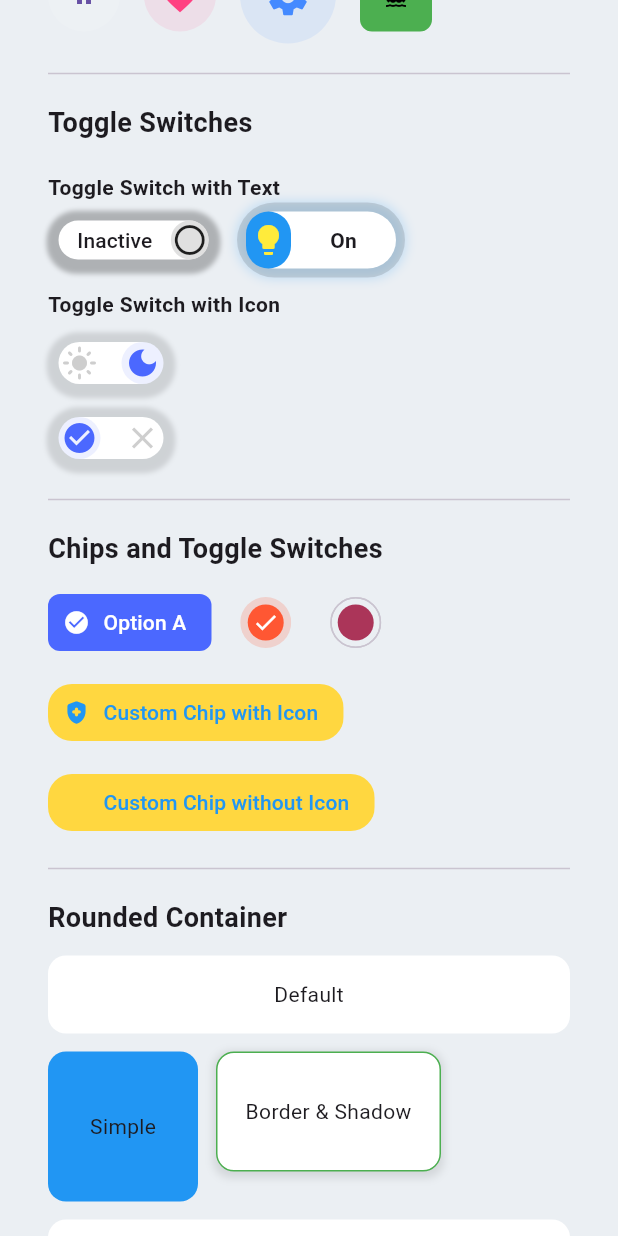
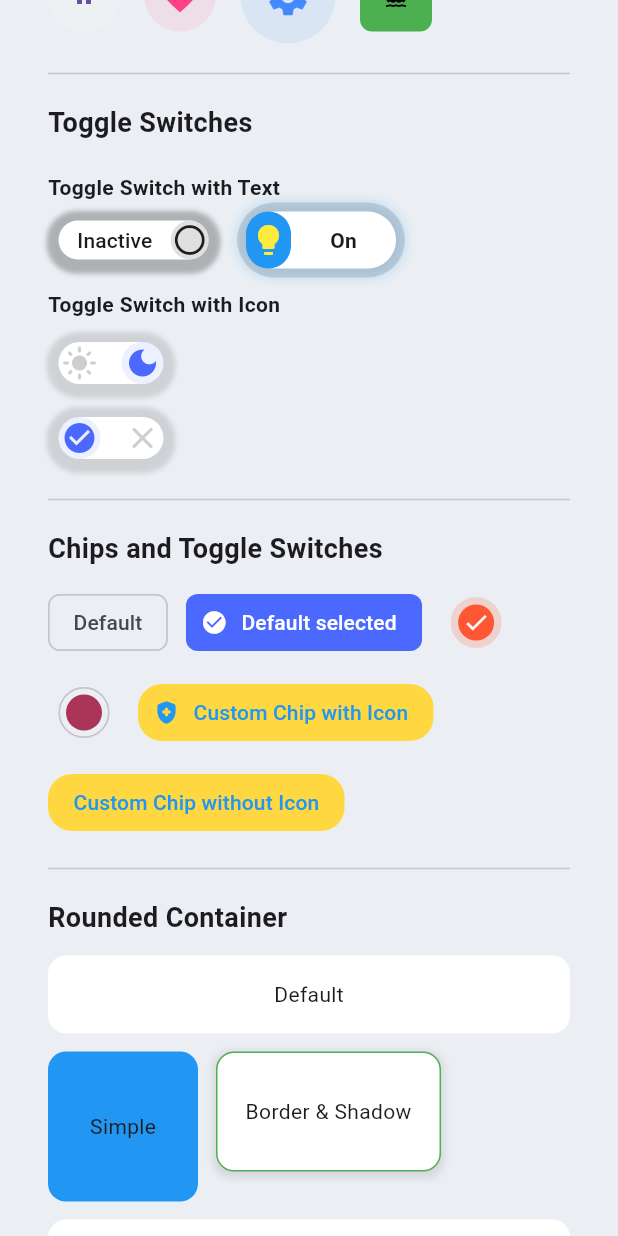
Before and after one commit to brytemorio/coding_with_t_utils, a Flutter app: the screen it shows after launch, scrolled down 1728 dp, on a phone screen of 412 x 824 dp. Run offline on Flutter 3.47's test engine with Material 3 defaults, Android fonts, the phone set to English and light mode, and no system bars; drawn by our look-alikes of animated_toggle_switch; our stand-ins replace cached_network_image, connectivity_plus, country_code_picker, data_table_2, device_info_plus, dropdown_search and 5 more; missing offline and left inert: flutter_quill.

Commit message:
Appbar, Header, and TTextEditor Modified, TChoiceChip empty icon taking space fixed,

```diff
--- a/example/lib/chips_toggles/chips.dart
+++ b/example/lib/chips_toggles/chips.dart
@@ -11,7 +11,14 @@ class TChipsExample extends StatelessWidget {
       runSpacing: 12,
       children: [
         TChoiceChip(
-          text: "Option A",
+          text: "Default",
+          selected: false,
+          onSelected: (isSelected) {
+            // Handle selection
+          },
+        ),
+        TChoiceChip(
+          text: "Default selected",
           selected: true,
           onSelected: (isSelected) {
             // Handle selection
--- a/lib/common/widgets/chips/choice_chip.dart
+++ b/lib/common/widgets/chips/choice_chip.dart
@@ -45,9 +45,8 @@ class TChoiceChip extends StatelessWidget {
   @override
   Widget build(BuildContext context) {
     final labelTextStyle = TextStyle(
-        color: selected
-            ? selectedTextColor ?? TColors().white
-            : unselectedTextColor);
+      color: selected ? selectedTextColor ?? TColors().white : unselectedTextColor,
+    );
 
     return Theme(
       data: Theme.of(context).copyWith(canvasColor: Colors.transparent),
@@ -59,29 +58,22 @@ class TChoiceChip extends StatelessWidget {
                     height: 24,
                     circular: true,
                     padding: EdgeInsets.all(0),
-                    backgroundColor: backgroundColor ??
-                        THelperFunctions.restoreColorFromValue(text),
-                    child: (selected
-                        ? customCheckmarkIcon ??
-                            Icon(Icons.check, color: Colors.white)
-                        : SizedBox.shrink()),
+                    backgroundColor: backgroundColor ?? THelperFunctions.restoreColorFromValue(text),
+                    child: (selected ? customCheckmarkIcon ?? Icon(Icons.check, color: Colors.white) : SizedBox.shrink()),
                   )
                 : TContainer(
                     width: 24,
                     height: 24,
                     circular: true,
-                    backgroundColor: backgroundColor ??
-                        THelperFunctions.restoreColorFromValue(text),
+                    backgroundColor: backgroundColor ?? THelperFunctions.restoreColorFromValue(text),
                   )
             : selected
                 ? showCheckmark
-                    ? customCheckmarkIcon ??
-                        Icon(Icons.check_circle, color: Colors.white)
-                    : SizedBox.shrink()
-                : SizedBox.shrink(),
+                    ? customCheckmarkIcon ?? Icon(Icons.check_circle, color: Colors.white)
+                    : null
+                : null,
         showCheckmark: false,
-        chipAnimationStyle: ChipAnimationStyle(
-            enableAnimation: AnimationStyle(curve: ElasticInCurve())),
+        chipAnimationStyle: ChipAnimationStyle(enableAnimation: AnimationStyle(curve: ElasticInCurve())),
         selected: selected,
         onSelected: onSelected,
         labelStyle: labelTextStyle,
@@ -89,10 +81,8 @@ class TChoiceChip extends StatelessWidget {
         padding: isColorAttribute ? const EdgeInsets.all(0) : null,
         labelPadding: isColorAttribute ? const EdgeInsets.all(0) : null,
         shape: borderShape ?? (isColorAttribute ? const CircleBorder() : null),
-        selectedColor: (isColorAttribute
-            ? THelperFunctions.restoreColorFromValue(text)
-                .withValues(alpha: 0.2)
-            : backgroundColor ?? TColors().primary),
+        selectedColor:
+            (isColorAttribute ? THelperFunctions.restoreColorFromValue(text).withValues(alpha: 0.2) : backgroundColor ?? TColors().primary),
       ),
     );
   }
--- a/lib/common/widgets/icons/table_action_icon_buttons.dart
+++ b/lib/common/widgets/icons/table_action_icon_buttons.dart
@@ -1,6 +1,7 @@
 import 'package:flutter/material.dart';
 import 'package:iconsax/iconsax.dart';
 import 'package:t_utils/common/widgets/exports.dart';
+import 'package:t_utils/t_utils.dart';
 
 class TTableActionButtons extends StatelessWidget {
   /// Widget for displaying action buttons for table rows
@@ -47,6 +48,7 @@ class TTableActionButtons extends StatelessWidget {
   @override
   Widget build(BuildContext context) {
     return Row(
+      spacing: TSizes().sm,
       children: [
         if (view)
           _buildIconButton(
--- a/lib/utils/constants/sizes.dart
+++ b/lib/utils/constants/sizes.dart
@@ -25,7 +25,7 @@ class TSizes {
 
   // Button sizes
   double buttonHeight = 20.0;
-  double buttonRadius = 60.0;
+  double buttonRadius = 8.0;
   double buttonWidth = 120.0;
   double buttonElevation = 4.0;
 
@@ -54,7 +54,7 @@ class TSizes {
   double productItemHeight = 160.0;
 
   // Input field
-  double inputFieldRadius = 16.0;
+  double inputFieldRadius = 8.0;
   double spaceBtwInputFields = 16.0;
 
   // Card sizes
--- a/pubspec.yaml
+++ b/pubspec.yaml
@@ -1,7 +1,7 @@
 name: t_utils
 description: "A new Flutter package project."
 
-version: 2.1.2
+version: 2.1.3
   # Follow the semantic versioning guidelines:
   #
   #  Major changes that break backward compatibility: 1.0.0 -> 2.0.0
```
Also changed, not shown: lib/common/widgets/appbar/appbar.dart (+13 -9 lines), lib/common/widgets/rich_text_editor/rich_text_editor.dart (+7 -1 lines), example/pubspec.lock, 3 other files.
